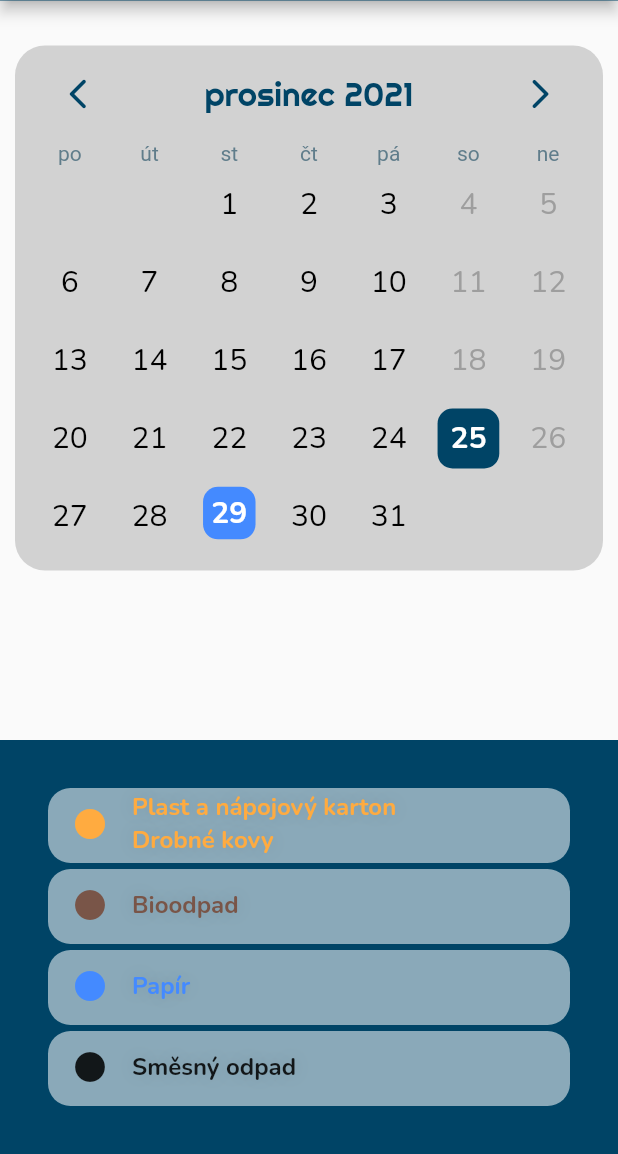
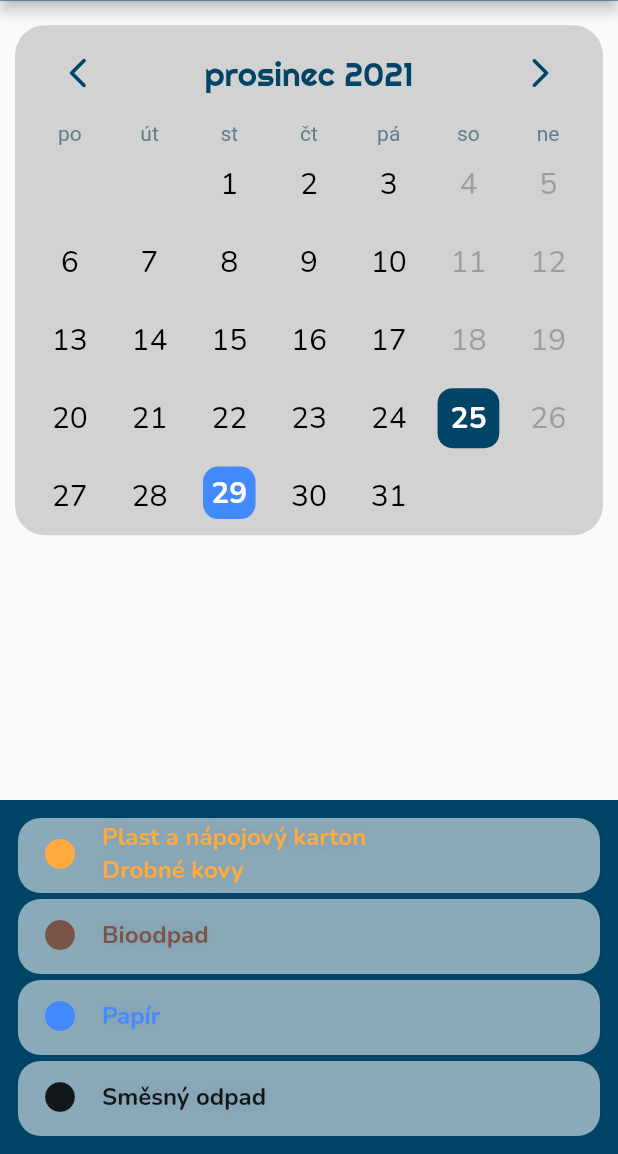
Before and after one commit to zowelu/svoz_odpadu, a Flutter app: the HomePage screen opened by its route, on a phone screen of 412 x 824 dp, the part 82-1236 px from its top. Run offline on Flutter 3.47's test engine with Material 2 defaults, Android fonts, the phone set to English and light mode, and no system bars; drawn by our look-alikes of table_calendar; our stand-ins replace awesome_notifications.

Commit message:
úprava rozestavení home_page.dart a integrace snackbar

```diff
--- a/lib/home_page.dart
+++ b/lib/home_page.dart
@@ -31,7 +31,9 @@ class _HomePageState extends State<HomePage> {
           context: context,
           builder: (context) => AlertDialog(
             title: TextHeader(text: 'Souhlas s notifikacemi'),
-            content: const TextNormal(text: 'Aplikace by Vám ráda zasílala notifikace.\n\nBez Vašeho souhlasu Vás aplikace neupozorní na svoz odpadu'),
+            content: const TextNormal(
+                text:
+                    'Aplikace by Vám ráda zasílala notifikace.\n\nBez Vašeho souhlasu Vás aplikace neupozorní na svoz odpadu'),
             actions: [
               TextButton(
                 onPressed: () {
@@ -39,8 +41,8 @@ class _HomePageState extends State<HomePage> {
                 },
                 child: const Text(
                   'Nesouhlasím',
-                  style: TextStyle(
-                      color: Colors.grey, fontSize: kDFontSizeText),
+                  style:
+                      TextStyle(color: Colors.grey, fontSize: kDFontSizeText),
                 ),
               ),
               TextButton(
@@ -62,6 +64,14 @@ class _HomePageState extends State<HomePage> {
         );
       }
     });
+
+    AwesomeNotifications().createdStream.listen((notification) {
+      ScaffoldMessenger.of(context).showSnackBar(
+        SnackBar(
+          content: Text('Notifikace byla vytvořena '),
+        ),
+      );
+    });
   }
 
   List<Event> _getEventsForDay(DateTime day) {
@@ -81,7 +91,7 @@ class _HomePageState extends State<HomePage> {
       appBar: const PreferredSize(
           preferredSize: Size.fromHeight(kDMyAppBarHeight), child: MyAppBar()),
       body: Container(
-        padding: const EdgeInsets.only(top: kDMarginLarger),
+        padding:  EdgeInsets.only(top: MediaQuery.of(context).size.height/100*2),
         child: Column(
           mainAxisAlignment: MainAxisAlignment.spaceBetween,
           crossAxisAlignment: CrossAxisAlignment.center,
@@ -91,7 +101,6 @@ class _HomePageState extends State<HomePage> {
               padding: const EdgeInsets.only(
                 left: kDMargin,
                 right: kDMargin,
-                bottom: kDMargin,
               ),
               decoration: const BoxDecoration(
                   color: kDBackgroundColorCalendar,
@@ -180,9 +189,11 @@ class _HomePageState extends State<HomePage> {
             ),
             Container(
               color: kDBackgroundColor,
-              padding: const EdgeInsets.all(kDMarginLarger),
+              padding: const EdgeInsets.all(kDMargin),
               //margin: const EdgeInsets.only(top: kDMarginLarger),
-              child: ListView(
+              child: Column(mainAxisAlignment: MainAxisAlignment.center,
+                children: [
+                  ListView(
                     shrinkWrap: true,
                     children: const <Widget>[
                       ListTileOfWaste('Plast a nápojový karton\nDrobné kovy',
@@ -192,6 +203,8 @@ class _HomePageState extends State<HomePage> {
                       ListTileOfWaste('Směsný odpad', kDColorWasteMixed),
                     ],
                   ),
+                ],
+              ),
             ),
           ],
         ),
```
Lines whose indentation alone changed are shown as unchanged.
